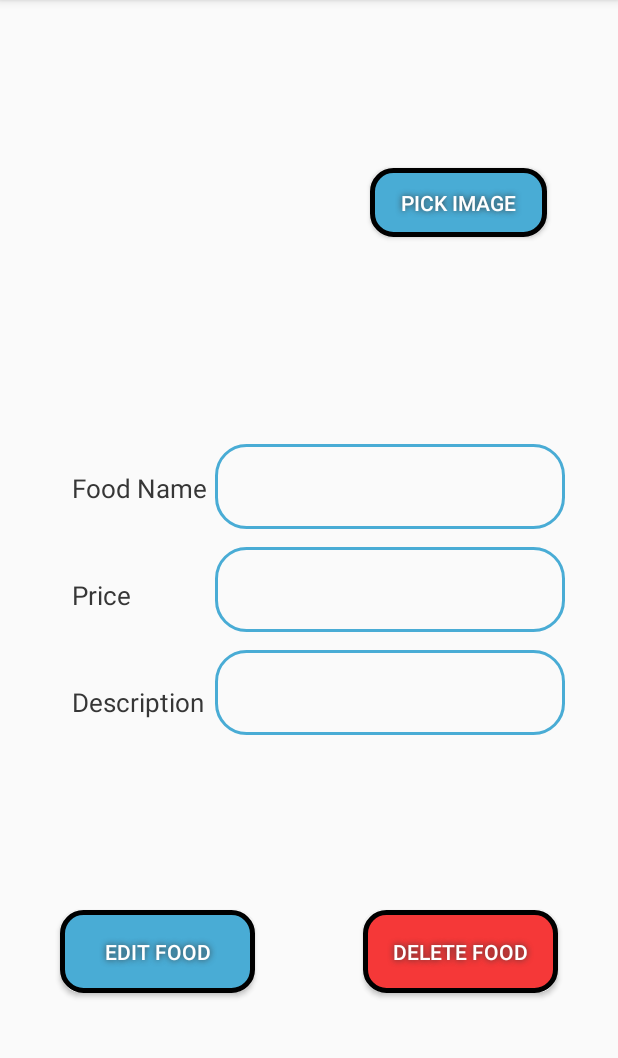
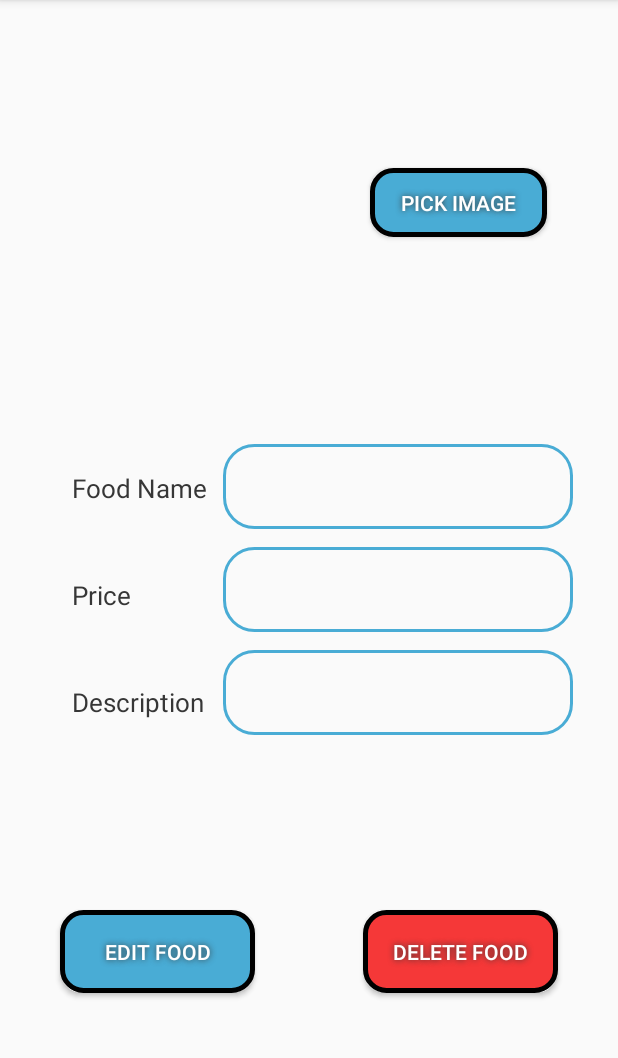
Before and after one commit to Akerdany/ReastaurantApp, an Android app: the FoodEditDelete screen opened directly, with no data from a screen before it, on a phone screen of 412 x 824 dp, the part 84-1142 px from its top. Run offline under Robolectric (Android 15) with nearby library versions, the phone set to English and light mode, and no system bars; our stand-ins replace Firebase (no records; nobody signed in at launch, a user with empty details on screens opened directly); pictures from the network do not load; 4 statements that could not run were skipped.

Commit message:
Some Layouts done.

```diff
--- a/app/src/main/res/layout/activity_food_edit_delete.xml
+++ b/app/src/main/res/layout/activity_food_edit_delete.xml
@@ -27,8 +27,8 @@
         android:layout_width="wrap_content"
         android:layout_height="wrap_content"
         android:layout_marginTop="296dp"
-        android:layout_marginEnd="35dp"
-        android:layout_marginRight="35dp"
+        android:layout_marginEnd="30dp"
+        android:layout_marginRight="30dp"
         android:ems="10"
         android:inputType="textPersonName"
         app:layout_constraintEnd_toEndOf="parent"
@@ -41,8 +41,8 @@
         android:layout_width="wrap_content"
         android:layout_height="wrap_content"
         android:layout_marginTop="12dp"
-        android:layout_marginEnd="35dp"
-        android:layout_marginRight="35dp"
+        android:layout_marginEnd="30dp"
+        android:layout_marginRight="30dp"
         android:ems="10"
         android:inputType="number"
         app:layout_constraintEnd_toEndOf="parent"
@@ -55,8 +55,8 @@
         android:layout_width="wrap_content"
         android:layout_height="wrap_content"
         android:layout_marginTop="12dp"
-        android:layout_marginEnd="35dp"
-        android:layout_marginRight="35dp"
+        android:layout_marginEnd="30dp"
+        android:layout_marginRight="30dp"
         android:ems="10"
         android:gravity="start|top"
         android:inputType="textMultiLine"
```
